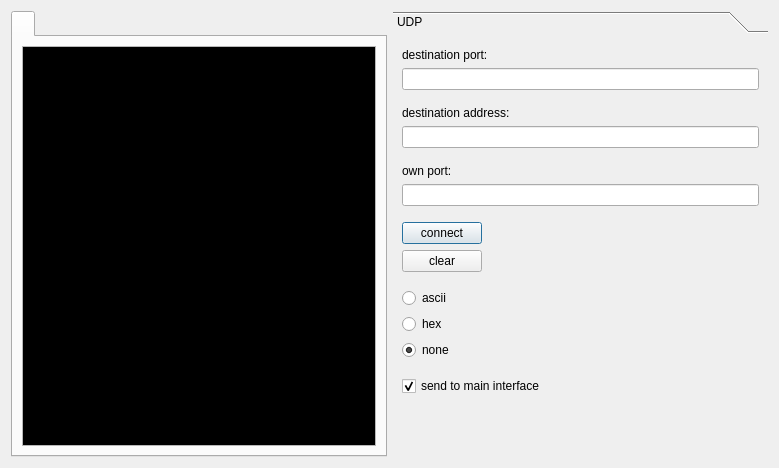
Qt form ScriptCommunicator/exampleScripts/WorkerScripts/AdditionalInterface/additionalInterface_UDP.ui (szieke/ScriptCommunicator_serial-terminal) before a commit.
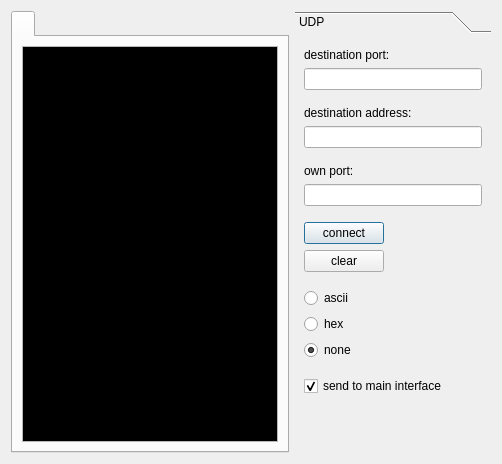
The same form after that commit.

Diff of the .ui file:
```diff
--- a/ScriptCommunicator/exampleScripts/WorkerScripts/AdditionalInterface/additionalInterface_UDP.ui
+++ b/ScriptCommunicator/exampleScripts/WorkerScripts/AdditionalInterface/additionalInterface_UDP.ui
@@ -6,8 +6,8 @@
    <rect>
     <x>0</x>
     <y>0</y>
-    <width>779</width>
-    <height>468</height>
+    <width>502</width>
+    <height>464</height>
    </rect>
   </property>
   <property name="windowTitle">
@@ -139,8 +139,8 @@
        <rect>
         <x>0</x>
         <y>0</y>
-        <width>377</width>
-        <height>423</height>
+        <width>198</width>
+        <height>419</height>
        </rect>
       </property>
       <attribute name="label">
```
Left out of the diff: 6 changed lines with no effect on the pictures.
